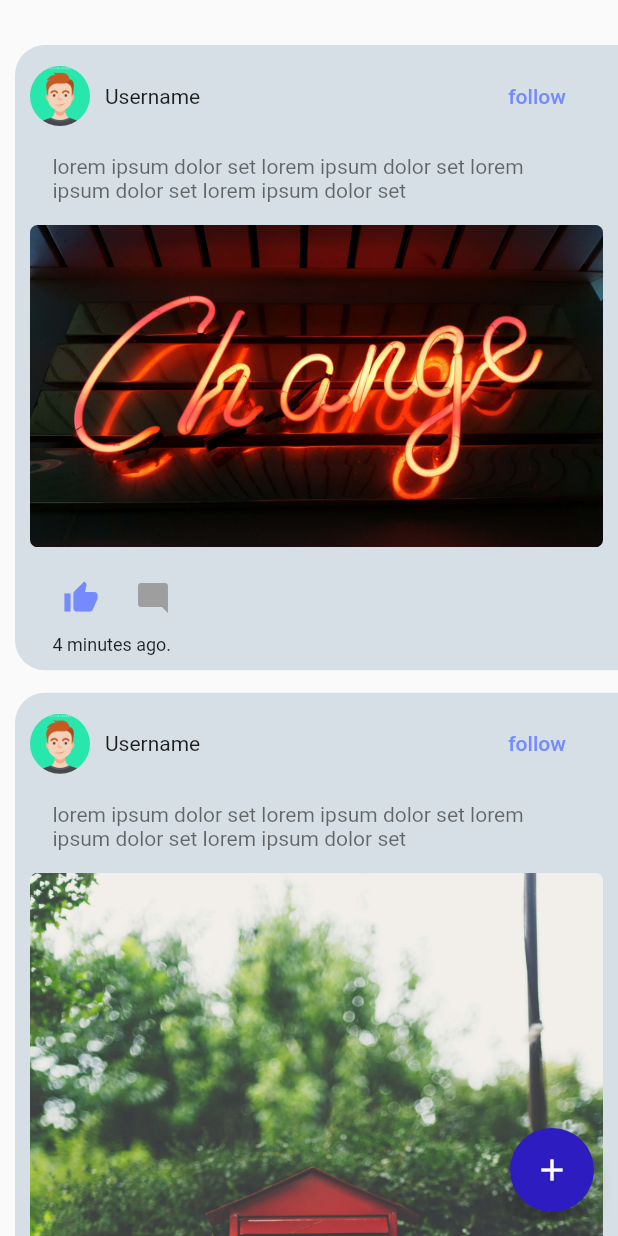
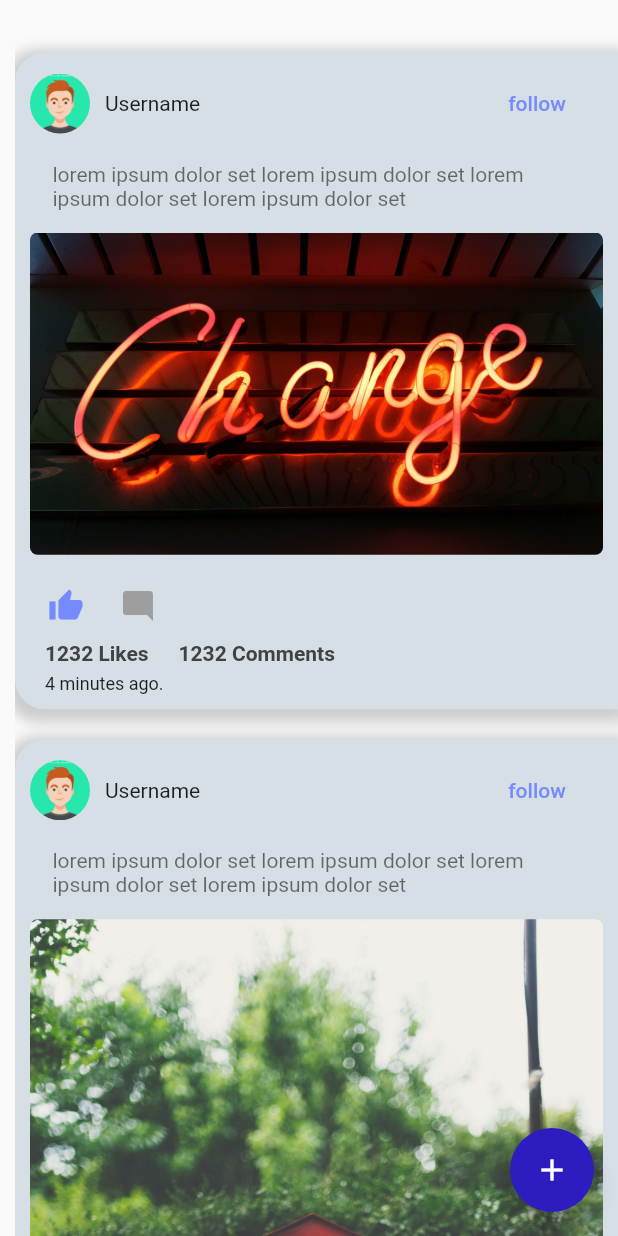
Before and after one commit to mhmdomer/Social-flutter-app, a Flutter app: the PostsPage screen opened directly, on a phone screen of 412 x 824 dp. Run offline on Flutter 3.47's test engine with Material 2 defaults, Android fonts, the phone set to English and light mode, and no system bars; our stand-ins replace bloc, flutter_bloc; statements that could not run were skipped.

```diff
--- /dev/null
+++ b/lib/bloc/scroll_to_top_bloc.dart
@@ -0,0 +1,20 @@
+import 'dart:async';
+
+import 'package:bloc/bloc.dart';
+import 'package:meta/meta.dart';
+import 'package:social/screens/home.dart';
+
+part 'scroll_to_top_event.dart';
+part 'scroll_to_top_state.dart';
+
+class ScrollToTopBloc extends Bloc<ScrollToTopEvent, ScrollToTopState> {
+  @override
+  ScrollToTopState get initialState => ScrollToTopInitial();
+
+  @override
+  Stream<ScrollToTopState> mapEventToState(ScrollToTopEvent event) async* {
+    if(event is ScrollToTop) {
+      yield ScrolledToTop(item: event.item);
+    }
+  }
+}
--- /dev/null
+++ b/lib/bloc/scroll_to_top_event.dart
@@ -0,0 +1,9 @@
+part of 'scroll_to_top_bloc.dart';
+
+@immutable
+abstract class ScrollToTopEvent {}
+
+class ScrollToTop extends ScrollToTopEvent {
+  ScrollToTop({@required this.item}) : assert(item != null);
+  final TabItem item;
+}
--- /dev/null
+++ b/lib/bloc/scroll_to_top_state.dart
@@ -0,0 +1,11 @@
+part of 'scroll_to_top_bloc.dart';
+
+@immutable
+abstract class ScrollToTopState {}
+
+class ScrollToTopInitial extends ScrollToTopState {}
+
+class ScrolledToTop extends ScrollToTopState {
+  ScrolledToTop({@required this.item}) : assert(item != null);
+  final TabItem item;
+}
--- a/lib/screens/login.dart
+++ b/lib/screens/login.dart
@@ -1,9 +1,9 @@
 import 'package:flutter/material.dart';
 import 'package:social/constants.dart';
+import 'package:social/helpers/curved_painter.dart';
 import 'package:social/screens/posts.dart';
 import 'package:social/screens/register.dart';
 import 'package:social/widgets/button.dart';
-import 'package:social/widgets/curved_painter.dart';
 
 class Login extends StatefulWidget {
   @override
--- a/lib/screens/posts.dart
+++ b/lib/screens/posts.dart
@@ -1,6 +1,9 @@
 import 'package:flutter/material.dart';
+import 'package:social/bloc/scroll_to_top_bloc.dart';
 import 'package:social/constants.dart';
+import 'package:social/screens/home.dart';
 import 'package:social/widgets/post.dart';
+import 'package:flutter_bloc/flutter_bloc.dart';
 
 class PostsPage extends StatefulWidget {
   @override
@@ -8,6 +11,7 @@ class PostsPage extends StatefulWidget {
 }
 
 class _PostsPageState extends State<PostsPage> {
+  final _scrollController = ScrollController();
   @override
   Widget build(BuildContext context) {
     return Scaffold(
@@ -19,13 +23,49 @@ class _PostsPageState extends State<PostsPage> {
       ),
       body: Padding(
         padding: EdgeInsets.only(left: 10, top: 15),
-        child: ListView(
-          children: <Widget>[
-            PostItem(post: {'name' : 'post1', 'image' : 'post1.jpg', 'body' : 'lorem ipsum dolor set lorem ipsum dolor set lorem ipsum dolor set lorem ipsum dolor set'},),
-            PostItem(post: {'name' : 'post2', 'image' : 'post2.jpg', 'body' : 'lorem ipsum dolor set lorem ipsum dolor set lorem ipsum dolor set lorem ipsum dolor set'},),
-            PostItem(post: {'name' : 'post3', 'image' : 'post3.jpg', 'body' : 'lorem ipsum dolor set lorem ipsum dolor set lorem ipsum dolor set lorem ipsum dolor set'},),
-            PostItem(post: {'name' : 'post4', 'image' : 'post4.jpg', 'body' : 'lorem ipsum dolor set lorem ipsum dolor set lorem ipsum dolor set lorem ipsum dolor set'},),
-          ],
+        child: BlocListener<ScrollToTopBloc, ScrollToTopState>(
+          listener: (context, state) {
+            if(state is ScrolledToTop && state.item == TabItem.posts) {
+              _scrollController.animateTo(0, duration: Duration(seconds: 1), curve: Curves.ease);
+            }
+          },
+          child: ListView(
+            controller: _scrollController,
+            children: <Widget>[
+              PostItem(
+                post: {
+                  'name': 'post1',
+                  'image': 'post1.jpg',
+                  'body':
+                      'lorem ipsum dolor set lorem ipsum dolor set lorem ipsum dolor set lorem ipsum dolor set'
+                },
+              ),
+              PostItem(
+                post: {
+                  'name': 'post2',
+                  'image': 'post2.jpg',
+                  'body':
+                      'lorem ipsum dolor set lorem ipsum dolor set lorem ipsum dolor set lorem ipsum dolor set'
+                },
+              ),
+              PostItem(
+                post: {
+                  'name': 'post3',
+                  'image': 'post3.jpg',
+                  'body':
+                      'lorem ipsum dolor set lorem ipsum dolor set lorem ipsum dolor set lorem ipsum dolor set'
+                },
+              ),
+              PostItem(
+                post: {
+                  'name': 'post4',
+                  'image': 'post4.jpg',
+                  'body':
+                      'lorem ipsum dolor set lorem ipsum dolor set lorem ipsum dolor set lorem ipsum dolor set'
+                },
+              ),
+            ],
+          ),
         ),
       ),
     );
--- a/lib/screens/register.dart
+++ b/lib/screens/register.dart
@@ -1,9 +1,9 @@
 import 'package:flutter/material.dart';
 import 'package:social/constants.dart';
+import 'package:social/helpers/curved_painter.dart';
 import 'package:social/screens/home.dart';
 import 'package:social/screens/login.dart';
 import 'package:social/widgets/button.dart';
-import 'package:social/widgets/curved_painter.dart';
 
 class Register extends StatefulWidget {
   @override
--- a/lib/screens/welcome.dart
+++ b/lib/screens/welcome.dart
@@ -1,9 +1,9 @@
 import 'package:flutter/material.dart';
 import 'package:social/constants.dart';
+import 'package:social/helpers/curved_painter.dart';
 import 'package:social/screens/login.dart';
 import 'package:social/screens/register.dart';
 import 'package:social/widgets/button.dart';
-import 'package:social/widgets/curved_painter.dart';
 
 class Welcome extends StatefulWidget {
   @override
--- a/lib/widgets/post.dart
+++ b/lib/widgets/post.dart
@@ -7,7 +7,7 @@ class PostItem extends StatelessWidget {
   @override
   Widget build(BuildContext context) {
     return Padding(
-      padding: const EdgeInsets.only(top: 15),
+      padding: const EdgeInsets.only(top: 20),
       child: Container(
         padding: EdgeInsets.only(top: 10, left: 10, right: 10),
         decoration: BoxDecoration(
@@ -16,6 +16,14 @@ class PostItem extends StatelessWidget {
             topLeft: Radius.circular(20),
             bottomLeft: Radius.circular(20),
           ),
+          boxShadow: [
+            BoxShadow(
+              color: Colors.grey.withOpacity(0.5),
+              spreadRadius: 5,
+              blurRadius: 7,
+              offset: Offset(0, 3), // changes position of shadow
+            )
+          ],
         ),
         child: Column(
           crossAxisAlignment: CrossAxisAlignment.start,
@@ -31,7 +39,9 @@ class PostItem extends StatelessWidget {
                       radius: 20,
                       backgroundImage: AssetImage('assets/avatar1.jpg'),
                     ),
-                    SizedBox(width: 10,),
+                    SizedBox(
+                      width: 10,
+                    ),
                     Text('Username'),
                   ],
                 ),
@@ -54,16 +64,36 @@ class PostItem extends StatelessWidget {
               child: Image.asset('assets/${post['image']}'),
             ),
             Padding(
-              padding: EdgeInsets.only(left: 10, top: 10),
+              padding: EdgeInsets.only(top: 10),
               child: Row(
                 children: <Widget>[
-                  IconButton(icon: Icon(Icons.thumb_up, color: cornflowerBlue,), onPressed: () {}),
-                  IconButton(icon: Icon(Icons.mode_comment, color: Colors.grey,), onPressed: () {}),
+                  IconButton(
+                      icon: Icon(
+                        Icons.thumb_up,
+                        color: cornflowerBlue,
+                      ),
+                      onPressed: () {}),
+                  IconButton(
+                      icon: Icon(
+                        Icons.mode_comment,
+                        color: Colors.grey,
+                      ),
+                      onPressed: () {}),
                 ],
               ),
             ),
             Padding(
-              padding: EdgeInsets.only(left: 15, bottom: 10),
+              padding: EdgeInsets.only(left: 10),
+              child: Row(
+                children: <Widget>[
+                  Text('1232 Likes', style: TextStyle(fontWeight: FontWeight.bold,color: Colors.grey[800])),
+                  SizedBox(width: 20,),
+                  Text('1232 Comments', style: TextStyle(fontWeight: FontWeight.bold,color: Colors.grey[800])),
+                ],
+              ),
+            ),
+            Padding(
+              padding: EdgeInsets.only(left: 10, bottom: 10, top: 5),
               child: Text('4 minutes ago.', style: TextStyle(fontSize: 12)),
             )
           ],
--- a/pubspec.yaml
+++ b/pubspec.yaml
@@ -22,6 +22,7 @@ dev_dependencies:
   shared_preferences: ^0.5.7+3
   modal_progress_hud: ^0.1.3
   flutter_local_notifications: ^1.4.4+1
+  flutter_bloc: ^4.0.0
 
 flutter:
   uses-material-design: true
```
Also changed, not shown: lib/custom_navigators/notifications_navigator.dart (added, +25 -0 lines), lib/custom_navigators/profile_navigator.dart (added, +25 -0 lines), lib/screens/home.dart (+20 -9 lines), lib/screens/notifications.dart (+22 -2 lines), lib/screens/profile.dart (+27 -2 lines), lib/widgets/notification.dart (added, +11 -0 lines), lib/custom_navigators/posts_navigator.dart (renamed from lib/screens/posts_navigator.dart), lib/helpers/curved_painter.dart (renamed from lib/widgets/curved_painter.dart), lib/helpers/profile_clipper.dart (renamed from lib/widgets/profile_clipper.dart), pubspec.lock.
